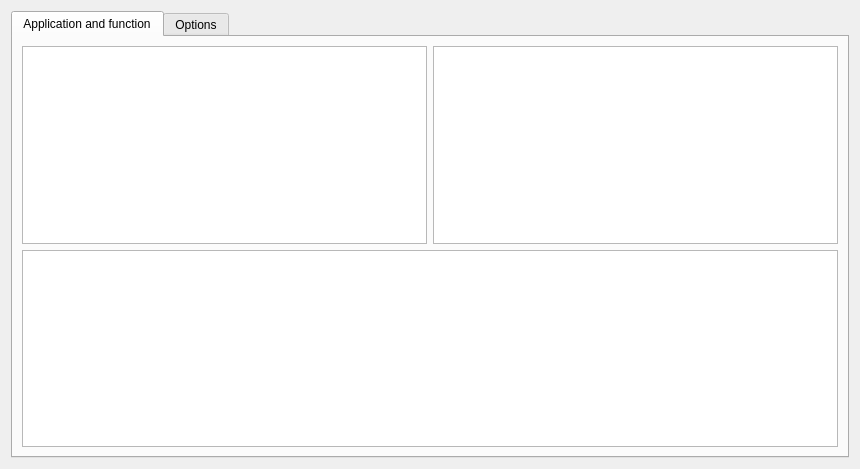
The window that kcmlirc/editdbusaction.ui (KDE/kremotecontrol) describes before a commit, drawn with Qt 5.
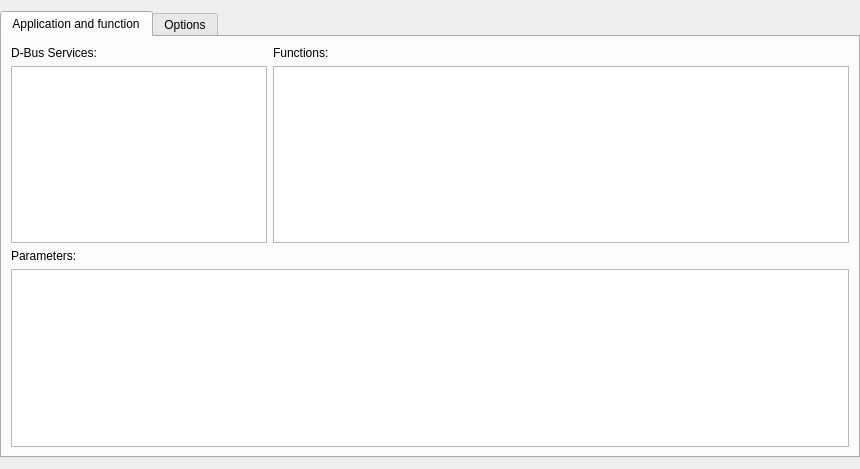
The same window after the commit.

What changed in the file:
```diff
--- a/kcmlirc/editdbusaction.ui
+++ b/kcmlirc/editdbusaction.ui
@@ -14,6 +14,12 @@
    <string>Dialog</string>
   </property>
   <layout class="QGridLayout" name="gridLayout">
+   <property name="leftMargin">
+    <number>0</number>
+   </property>
+   <property name="rightMargin">
+    <number>0</number>
+   </property>
    <item row="0" column="0" rowspan="2">
     <widget class="QTabWidget" name="tabWidget">
      <property name="currentIndex">
@@ -24,17 +30,24 @@
        <string>Application and function</string>
       </attribute>
       <layout class="QGridLayout" name="gridLayout_2">
-       <item row="0" column="0">
-        <widget class="QTreeView" name="tvDBusApps"/>
+       <item row="1" column="0">
+        <widget class="QTreeView" name="tvDBusApps">
+         <property name="sizePolicy">
+          <sizepolicy hsizetype="Preferred" vsizetype="Expanding">
+           <horstretch>0</horstretch>
+           <verstretch>0</verstretch>
+          </sizepolicy>
+         </property>
+        </widget>
        </item>
-       <item row="0" column="1">
+       <item row="1" column="1">
         <widget class="QTreeView" name="tvDBusFunctions">
          <property name="rootIsDecorated">
           <bool>false</bool>
          </property>
         </widget>
        </item>
-       <item row="1" column="0" colspan="2">
+       <item row="3" column="0" colspan="2">
         <widget class="QTableView" name="tvArguments">
          <attribute name="verticalHeaderVisible">
           <bool>false</bool>
@@ -44,6 +57,27 @@
          </attribute>
         </widget>
        </item>
+       <item row="0" column="0">
+        <widget class="QLabel" name="lDBusServices">
+         <property name="text">
+          <string>D-Bus Services:</string>
+         </property>
+        </widget>
+       </item>
+       <item row="0" column="1">
+        <widget class="QLabel" name="lFunctions">
+         <property name="text">
+          <string>Functions:</string>
+         </property>
+        </widget>
+       </item>
+       <item row="2" column="0">
+        <widget class="QLabel" name="label_4">
+         <property name="text">
+          <string>Parameters:</string>
+         </property>
+        </widget>
+       </item>
       </layout>
      </widget>
      <widget class="QWidget" name="tab_2">
```
